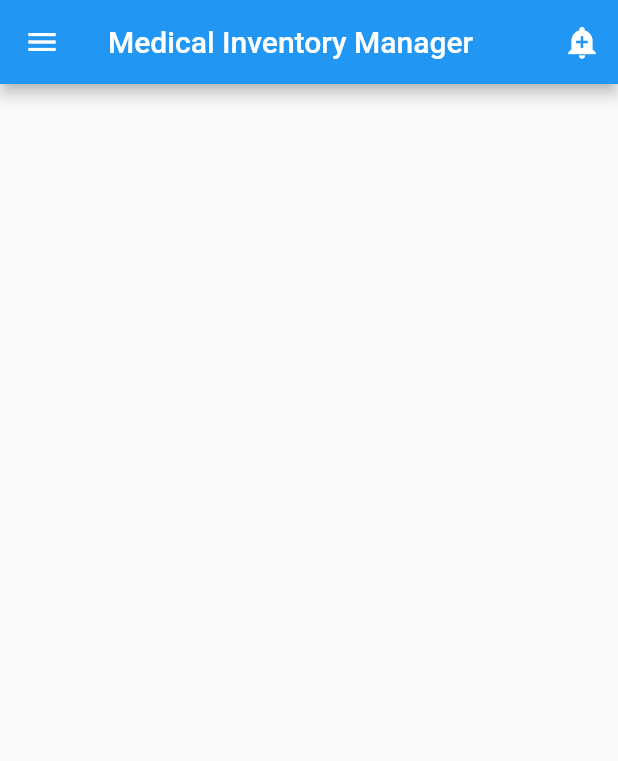
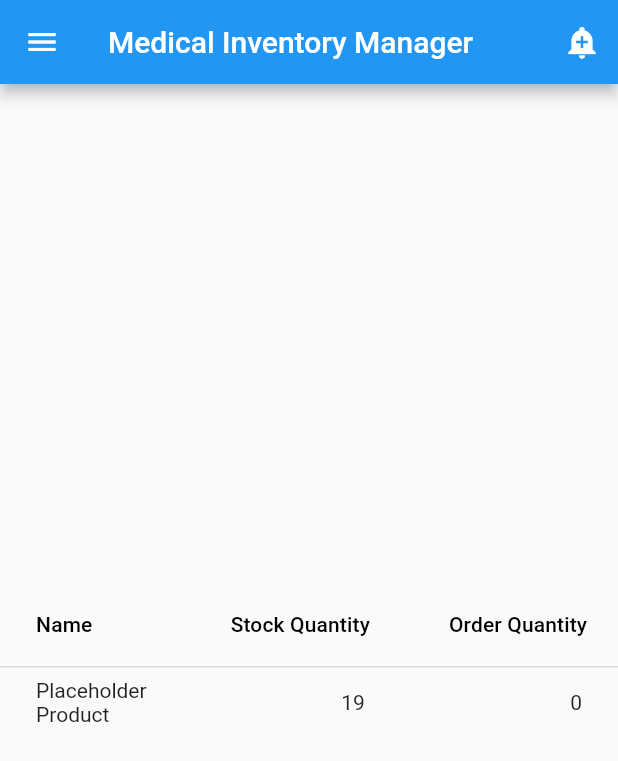
Before and after one commit to edaercan8/331-inventory-management, a Flutter app: the screen it shows after launch, on a phone screen of 412 x 824 dp. Shown: the top 761 px of the screen. Run offline on Flutter 3.47's test engine with Material 2 defaults, Android fonts, the phone set to English and light mode, and no system bars.

Commit message:
[WIP] Add data table widget for listing of products

```diff
--- a/lib/main.dart
+++ b/lib/main.dart
@@ -28,9 +28,7 @@ class HomePage extends StatefulWidget {
 }
 
 class _HomePageState extends State<HomePage> {
-
-  void _addProduct() {
-  }
+  void _addProduct() {}
 
   @override
   Widget build(BuildContext context) {
@@ -72,6 +70,22 @@ class _HomePageState extends State<HomePage> {
         child: Column(
           mainAxisAlignment: MainAxisAlignment.center,
           children: <Widget>[
+            DataTable(
+              columns: [
+                DataColumn(label: Text('Name')),
+                DataColumn(label: Text('Stock Quantity'), numeric: true),
+                DataColumn( label: Text('Order Quantity'), numeric: true),
+              ],
+              rows: const <DataRow>[
+                DataRow(
+                  cells: <DataCell>[
+                    DataCell(Text('Placeholder Product')),
+                    DataCell(Text('19')),
+                    DataCell(Text('0')),
+                  ],
+                ),
+              ],
+            ),
           ],
         ),
       ),
```
